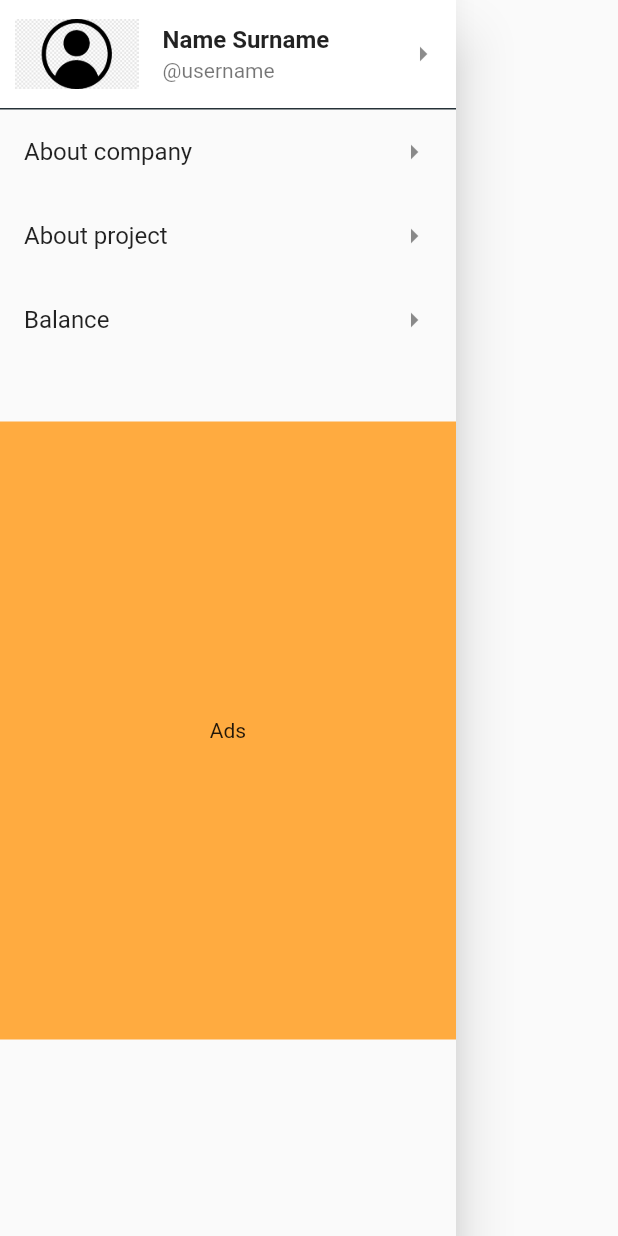
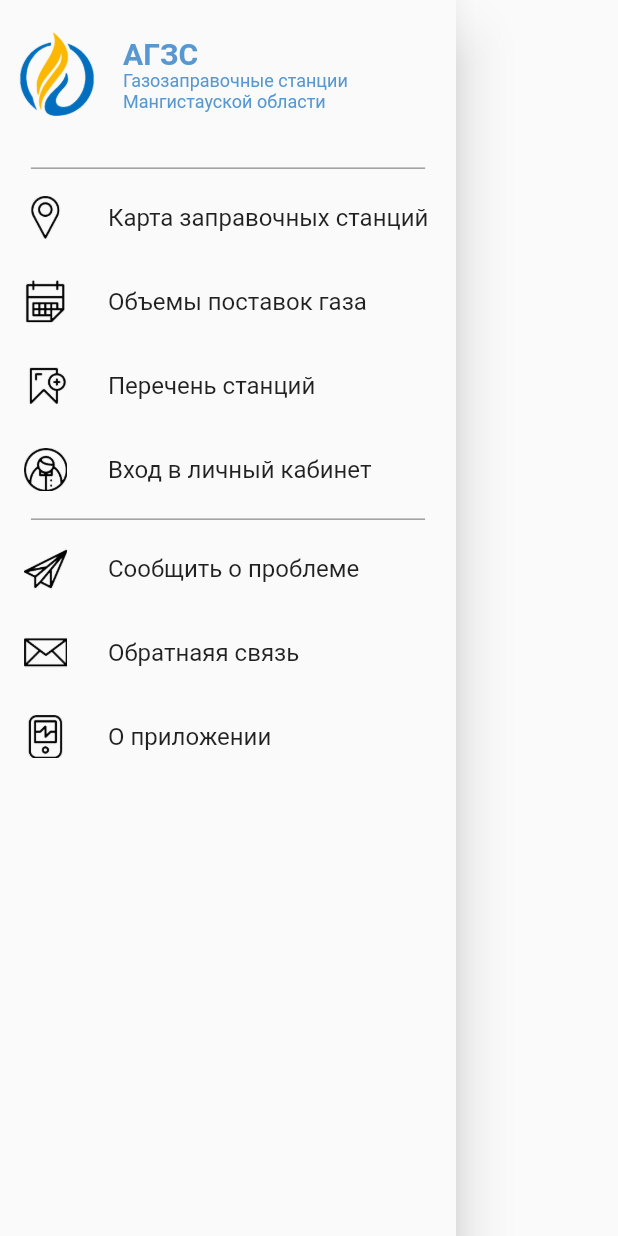
Before and after one commit to barganaev/GasApp, a Flutter app: the HomeDrawer widget shown alone on an empty page, opened directly, on a phone screen of 412 x 824 dp. Run offline on Flutter 3.47's test engine with Material 2 defaults, Android fonts, the phone set to English and light mode, and no system bars; our stand-ins replace bloc, equatable, geolocator, google_maps_flutter, shared_preferences; accounts and stored records are empty; Roboto replaces fonts that are missing (Montserrat).

Commit message:
changed: drawer ui

```diff
--- a/lib/screens/drawer/home_drawer.dart
+++ b/lib/screens/drawer/home_drawer.dart
@@ -27,34 +27,37 @@ class _HomeDrawerState extends State<HomeDrawer> {
               );
             },
             child: Container(
-              color: Colors.white,
+              height: screenSize(context).height * 0.13,
+              //color: Colors.red,
+              //color: Colors.white,
               child: ListTile(
                 contentPadding: EdgeInsets.only(
-                  top: 0,
+                  top: 20,
                   left: 10,
                   right: 10,
                   bottom: 0,
                 ),
                 leading: Image.asset(
-                  "assets/account_photo_default.png",
-                  width: screenSize(context).width * 0.2,
+                  "assets/logo_blue.png",
+                  //width: screenSize(context).width * 0.2,
                   // height: 50,
                   fit: BoxFit.fill,
                 ),
                 title: Text(
-                  "Name Surname",
+                  "АГЗС",
                   style: TextStyle(
                     fontWeight: FontWeight.bold,
                     fontFamily: 'Montserrat',
-                    color: Colors.black87,
+                    color: Color(0xFF5897cf)/*Colors.black87*/,
+                    fontSize: 20
                   ),
                 ),
-                subtitle: Text("@username"),
-                trailing: Icon(Icons.arrow_right_sharp),
+                subtitle: Text("Газозаправочные станции Мангистауской области", style: TextStyle(color: Color(0xFF5897cf), fontSize: 12),),
+                //trailing: Icon(Icons.arrow_right_sharp),
               ),
             ),
           ),
-          Divider(height: 1, thickness: 1, color: Colors.blueGrey[900]),
+          Divider(height: 10, thickness: 1, color: Colors.grey/*Colors.blueGrey[900]*/, indent: MediaQuery.of(context).size.width * 0.05, endIndent: MediaQuery.of(context).size.width * 0.05,),
           ListTile(
             onTap: () {
               Navigator.push(
@@ -62,8 +65,9 @@ class _HomeDrawerState extends State<HomeDrawer> {
                 MaterialPageRoute(builder: (context) => AboutCompany()),
               );
             },
-            title: Text("About company"),
-            trailing: Icon(Icons.arrow_right_sharp),
+            leading: Image.asset('assets/icon_2.png', width: MediaQuery.of(context).size.width * 0.07,),
+            title: Text("Карта заправочных станций"),
+            //trailing: Icon(Icons.arrow_right_sharp),
           ),
           ListTile(
             onTap: () {
@@ -72,8 +76,9 @@ class _HomeDrawerState extends State<HomeDrawer> {
                 MaterialPageRoute(builder: (context) => AboutProject()),
               );
             },
-            title: Text("About project"),
-            trailing: Icon(Icons.arrow_right_sharp),
+            leading: Image.asset('assets/icon_1.png', width: MediaQuery.of(context).size.width * 0.07,),
+            title: Text("Объемы поставок газа"),
+            //trailing: Icon(Icons.arrow_right_sharp),
           ),
           ListTile(
             onTap: () {
@@ -82,19 +87,69 @@ class _HomeDrawerState extends State<HomeDrawer> {
                 MaterialPageRoute(builder: (context) => GasBalance()),
               );
             },
-            title: Text("Balance"),
-            trailing: Icon(Icons.arrow_right_sharp),
+            leading: Image.asset('assets/icon_3.png', width: MediaQuery.of(context).size.width * 0.07,),
+            title: Text("Перечень станций"),
+            //trailing: Icon(Icons.arrow_right_sharp),
           ),
-          SizedBox(
-            height: 40,
+          ListTile(
+            onTap: () {
+              Navigator.push(
+                context,
+                MaterialPageRoute(builder: (context) => AboutProject()),
+              );
+            },
+            leading: Image.asset('assets/icon_4.png', width: MediaQuery.of(context).size.width * 0.07,),
+            title: Text("Вход в личный кабинет"),
+            //trailing: Icon(Icons.arrow_right_sharp),
           ),
-          Container(
-            height: screenSize(context).height * 0.5,
-            color: Colors.orangeAccent,
-            child: Center(
-              child: Text("Ads"),
-            ),
-          )
+          Divider(height: 10, thickness: 1, color: Colors.grey/*Colors.blueGrey[900]*/, indent: MediaQuery.of(context).size.width * 0.05, endIndent: MediaQuery.of(context).size.width * 0.05,),
+          ListTile(
+            onTap: () {
+              Navigator.push(
+                context,
+                MaterialPageRoute(builder: (context) => AboutCompany()),
+              );
+            },
+            leading: Image.asset('assets/icon_5.png', width: MediaQuery.of(context).size.width * 0.07,),
+            title: Text("Сообщить о проблеме"),
+            //trailing: Icon(Icons.arrow_right_sharp),
+          ),
+          ListTile(
+            onTap: () {
+              Navigator.push(
+                context,
+                MaterialPageRoute(builder: (context) => AboutProject()),
+              );
+            },
+            leading: Image.asset('assets/icon_6.png', width: MediaQuery.of(context).size.width * 0.07,),
+            title: Text("Обратнаяя связь"),
+            //trailing: Icon(Icons.arrow_right_sharp),
+          ),
+          ListTile(
+            onTap: () {
+              Navigator.push(
+                context,
+                MaterialPageRoute(builder: (context) => GasBalance()),
+              );
+            },
+            leading: Image.asset('assets/icon_7.png', width: MediaQuery.of(context).size.width * 0.07,),
+            title: Text("О приложении"),
+            //trailing: Icon(Icons.arrow_right_sharp),
+          ),
+
+
+          // SizedBox(
+          //   height: 40,
+          // ),
+          // Container(
+          //   height: screenSize(context).height * 0.5,
+          //   color: Colors.orangeAccent,
+          //   child: Center(
+          //     child: Text("Ads"),
+          //   ),
+          // )
+
+
           // Container(
           //   height: MediaQuery.of(context).size.height,
           //   color: Colors.white,
--- a/lib/screens/login.dart
+++ b/lib/screens/login.dart
@@ -72,6 +72,7 @@ class _LogInState extends State<LogIn> {
                 ),
               ),
               Expanded(
+                child: SingleChildScrollView(
                   child: Container(
                     // padding: EdgeInsets.only(top: screenHeight * 0.2),
                     // color: Colors.amber,
@@ -211,6 +212,7 @@ class _LogInState extends State<LogIn> {
                     ),
                   ),
                 ),
+              ),
             ],
           ),
         ),
```
Also changed, not shown: assets/icon_1.png (added), assets/icon_2.png (added), assets/icon_3.png (added), assets/icon_4.png (added), assets/icon_5.png (added), assets/icon_6.png (added), assets/icon_7.png (added), assets/icon_8.png (added), assets/icon_9.png (added), assets/logo_blue.png (added). Lines whose indentation alone changed are shown as unchanged.
